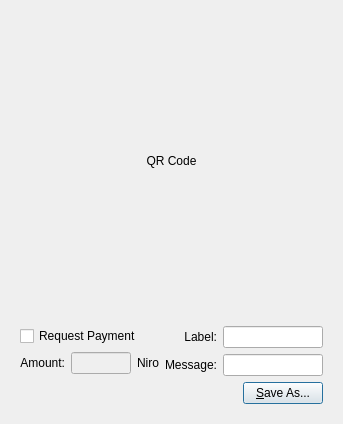
Nexusoft/Legacy, file src/qt/forms/qrcodedialog.ui: the form before one commit.
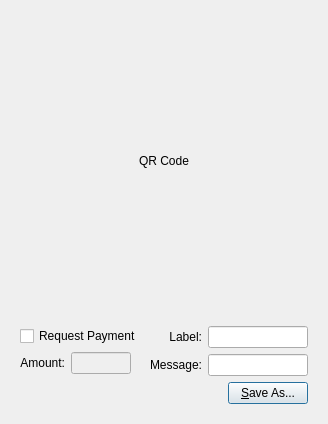
The form after the commit.

What changed in the file:
```diff
--- a/src/qt/forms/qrcodedialog.ui
+++ b/src/qt/forms/qrcodedialog.ui
@@ -102,7 +102,6 @@
                </sizepolicy>
               </property>
               <property name="text">
-               <string>Niro</string>
               </property>
               <property name="buddy">
                <cstring>lnReqAmount</cstring>
```
Left out of the diff: 2 changed lines with no effect on the pictures.
